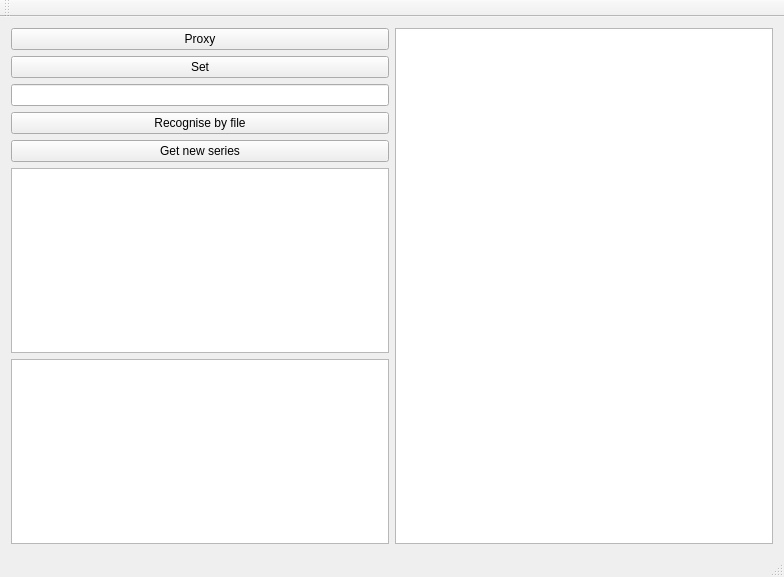
This is mainwindow.ui in Anestesia/qShows as Qt 5 draws it before an edit. The edited form follows.
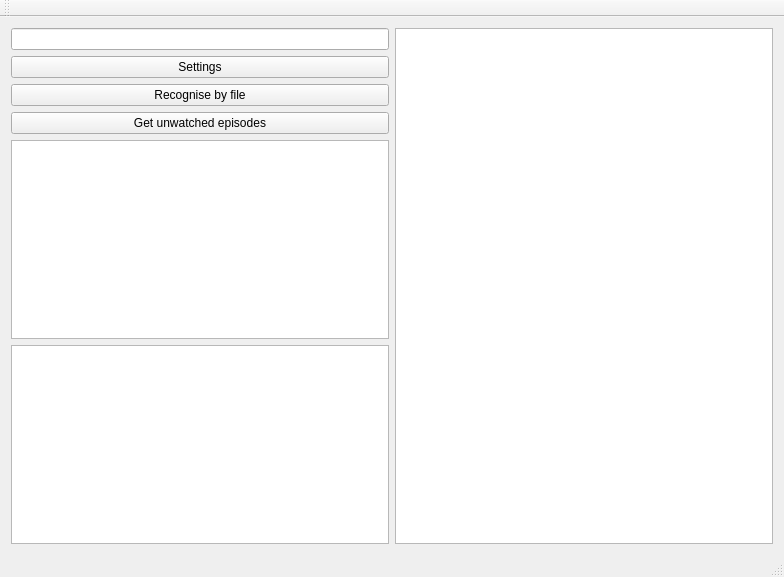
This is the edited form.

Diff of the .ui file:
```diff
--- a/mainwindow.ui
+++ b/mainwindow.ui
@@ -19,23 +19,16 @@
      <layout class="QHBoxLayout" name="horizontalLayout">
       <item>
        <layout class="QVBoxLayout" name="verticalLayout">
-        <item>
-         <widget class="QPushButton" name="pushButton">
-          <property name="text">
-           <string>Proxy</string>
-          </property>
-         </widget>
-        </item>
-        <item>
-         <widget class="QPushButton" name="pushButton_5">
-          <property name="text">
-           <string>Set</string>
-          </property>
-         </widget>
-        </item>
         <item>
          <widget class="QLineEdit" name="lineEdit"/>
         </item>
+        <item>
+         <widget class="QPushButton" name="pushButton">
+          <property name="text">
+           <string>Settings</string>
+          </property>
+         </widget>
+        </item>
         <item>
          <widget class="QPushButton" name="pushButton_2">
           <property name="text">
@@ -46,7 +39,7 @@
         <item>
          <widget class="QPushButton" name="pushButton_4">
           <property name="text">
-           <string>Get new series</string>
+           <string>Get unwatched episodes</string>
           </property>
          </widget>
         </item>
```
